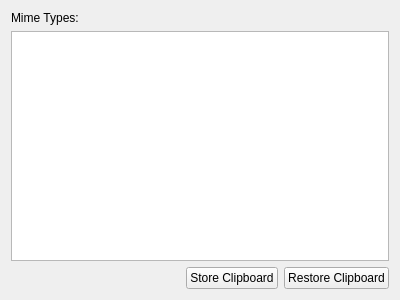
Above: Clipboard/mainwindow.ui from maxim-pervushin/Clipboard before the change. Below: the same form after it.
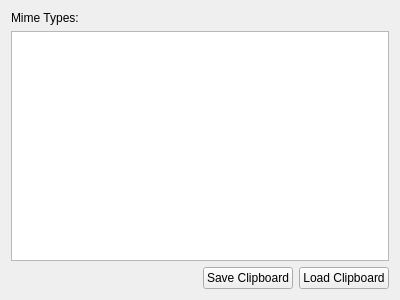
That is the form after the change.

Diff of the .ui file:
```diff
--- a/Clipboard/mainwindow.ui
+++ b/Clipboard/mainwindow.ui
@@ -43,14 +43,14 @@
       <item>
        <widget class="QPushButton" name="storeClipboardButton">
         <property name="text">
-         <string>Store Clipboard</string>
+         <string>Save Clipboard</string>
         </property>
        </widget>
       </item>
       <item>
        <widget class="QPushButton" name="restoreClipboardButton">
         <property name="text">
-         <string>Restore Clipboard</string>
+         <string>Load Clipboard</string>
         </property>
        </widget>
       </item>
```
Left out of the diff: 4 changed lines with no effect on the pictures.
